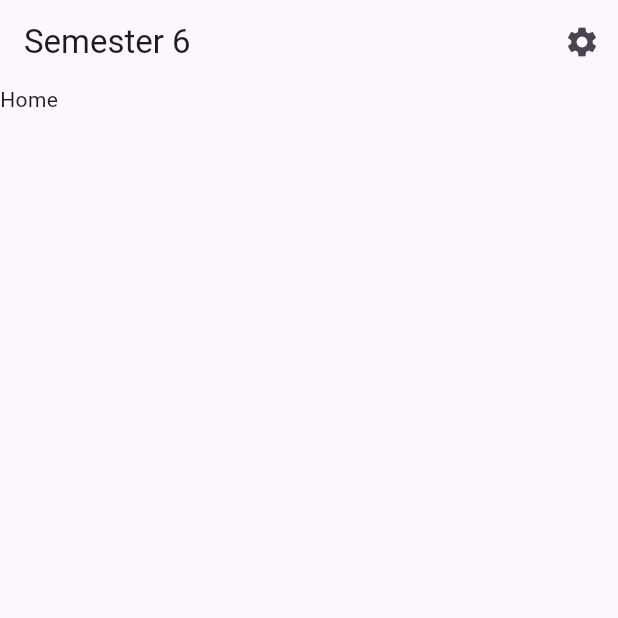
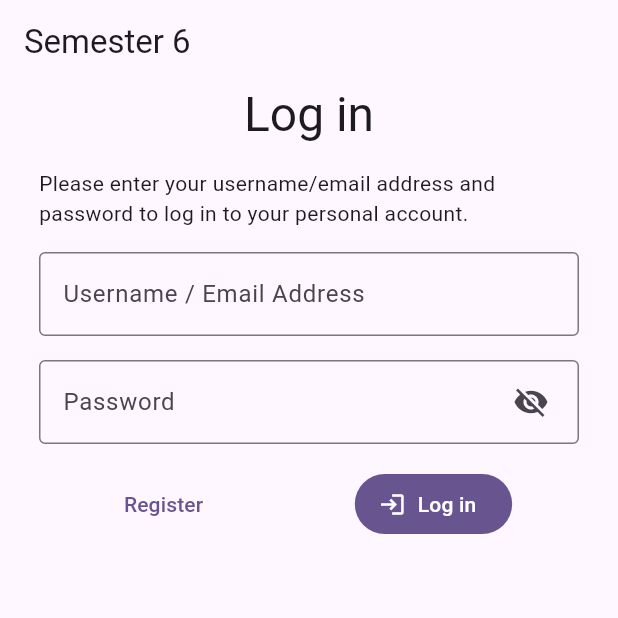
Before and after one commit to Nowaha/assignment_sem6, a Flutter app: the screen it shows after launch, on a phone screen of 412 x 824 dp, the top half of it. Run offline on Flutter 3.47's test engine with Material 3 defaults, Android fonts, the phone set to English and light mode, and no system bars; our stand-ins replace go_router; missing offline and left inert: bcrypt, mutex; accounts and stored records are empty.

Commit message:
Add login and register screens + restrict when logged out

```diff
--- a/lib/main.dart
+++ b/lib/main.dart
@@ -13,6 +13,8 @@ import 'package:assignment_sem6/data/service/impl/userserviceimpl.dart';
 import 'package:assignment_sem6/data/service/postservice.dart';
 import 'package:assignment_sem6/data/service/userservice.dart';
 import 'package:assignment_sem6/screens/home.dart';
+import 'package:assignment_sem6/screens/login.dart';
+import 'package:assignment_sem6/screens/register.dart';
 import 'package:assignment_sem6/screens/settings.dart';
 import 'package:assignment_sem6/state/authstate.dart';
 import 'package:flutter/gestures.dart';
@@ -67,49 +69,85 @@ void main() {
   );
 }
 
-final _router = GoRouter(
-  routes: [
-    GoRoute(
-      path: HomePage.routeName,
-      builder: (context, state) {
-        return const HomePage();
-      },
-      routes: [
-        GoRoute(
-          path: SettingsPage.routeName,
-          builder: (context, state) {
-            return const SettingsPage();
-          },
-        ),
-      ],
-    ),
-  ],
-);
-
-class MainApp extends StatelessWidget {
+class MainApp extends StatefulWidget {
   const MainApp({super.key});
 
-  void onPointerDown(PointerDownEvent event) {
+  @override
+  State<StatefulWidget> createState() => _MainAppState();
+}
+
+class _MainAppState extends State<MainApp> {
+  late final GoRouter _router;
+
+  void _onPointerDown(PointerDownEvent event) {
     if (event.buttons == kBackMouseButton) {
       if (_router.canPop()) {
         _router.pop();
       }
-    } /* else if (event.buttons == kForwardMouseButton) {
+    }
+  }
 
-    } */
+  @override
+  void initState() {
+    super.initState();
+
+    final authState = context.read<AuthState>();
+
+    _router = GoRouter(
+      initialLocation: "/login",
+      refreshListenable: authState,
+      redirect: (context, state) {
+        final loggedIn = authState.isLoggedIn;
+        final isLoggingIn =
+            state.fullPath == "/login" || state.fullPath == "/register";
+
+        if (!loggedIn) {
+          return isLoggingIn ? null : "/login";
+        }
+
+        if (loggedIn && isLoggingIn) {
+          return "/";
+        }
+
+        return null;
+      },
+      routes: [
+        GoRoute(
+          path: "/",
+          name: HomePage.routeName,
+          builder: (context, state) => const HomePage(),
+          routes: [
+            GoRoute(
+              path: "settings",
+              builder: (context, state) => const SettingsPage(),
+            ),
+          ],
+        ),
+        GoRoute(
+          name: LoginPage.routeName,
+          path: "/${LoginPage.routeName}",
+          builder: (context, state) => const LoginPage(),
+        ),
+        GoRoute(
+          name: RegisterPage.routeName,
+          path: "/${RegisterPage.routeName}",
+          builder: (context, state) => const RegisterPage(),
+        ),
+      ],
+    );
   }
 
   @override
   Widget build(BuildContext context) {
     return MaterialApp.router(
-      title: 'Semester 6',
+      title: "Semester 6",
       theme: ThemeData(
         colorScheme: ColorScheme.fromSeed(seedColor: Colors.deepPurple),
         useMaterial3: true,
       ),
       routerConfig: _router,
       builder: (context, child) {
-        return Listener(onPointerDown: onPointerDown, child: child);
+        return Listener(onPointerDown: _onPointerDown, child: child);
       },
     );
   }
--- /dev/null
+++ b/lib/screens/login.dart
@@ -0,0 +1,126 @@
+import 'dart:math';
+
+import 'package:assignment_sem6/data/entity/impl/user.dart';
+import 'package:assignment_sem6/data/service/userservice.dart';
+import 'package:assignment_sem6/screens/register.dart';
+import 'package:assignment_sem6/state/authstate.dart';
+import 'package:assignment_sem6/widgets/sizedcircularprogressindicator.dart';
+import 'package:assignment_sem6/widgets/textinput.dart';
+import 'package:flutter/material.dart';
+import 'package:go_router/go_router.dart';
+import 'package:provider/provider.dart';
+
+class LoginPage extends StatefulWidget {
+  static const String routeName = "login";
+
+  const LoginPage({super.key});
+
+  @override
+  State<StatefulWidget> createState() => _LoginPageState();
+}
+
+class _LoginPageState extends State<LoginPage> {
+  String? _error;
+  bool _loading = false;
+
+  final usernameEmailController = TextEditingController();
+  final passwordController = TextEditingController();
+
+  void _attemptToAuthenticate(BuildContext context) async {
+    if (_loading) return;
+    _loading = true;
+    setState(() {
+      _error = null;
+    });
+
+    final authState = context.read<AuthState>();
+    final userService = context.read<UserService>();
+
+    await Future.delayed(Duration(milliseconds: Random().nextInt(1000) + 250));
+    User? authenticatedUser = await userService.authenticateByUsername(
+      usernameEmailController.text,
+      passwordController.text,
+    );
+    authenticatedUser ??= await userService.authenticateByEmail(
+      usernameEmailController.text,
+      passwordController.text,
+    );
+
+    if (authenticatedUser != null) {
+      authState.login(authenticatedUser);
+      return;
+    }
+
+    setState(() {
+      _loading = false;
+      _error = "Invalid username or password, please try again.";
+    });
+  }
+
+  void _clearError() {
+    if (_error == null) return;
+
+    setState(() {
+      _error = null;
+    });
+  }
+
+  @override
+  Widget build(BuildContext context) {
+    final theme = Theme.of(context);
+
+    final loginIcon =
+        !_loading
+            ? Icon(Icons.login)
+            : SizedCircularProgressIndicator.square(
+              size: 14,
+              strokeWidth: 2,
+              onPrimary: true,
+            );
+
+    return Scaffold(
+      appBar: AppBar(title: const Text("Semester 6")),
+      body: Center(
+        child: SizedBox(
+          width: 360,
+          child: Column(
+            spacing: 16,
+            children: [
+              Text("Log in", style: theme.textTheme.headlineLarge),
+              Text(
+                "Please enter your username/email address and password to log in to your personal account.",
+              ),
+              TextInput(
+                label: "Username / Email Address",
+                controller: usernameEmailController,
+                enabled: !_loading,
+                errorText: _error,
+                onChanged: (_) => _clearError(),
+              ),
+              TextInput(
+                label: "Password",
+                controller: passwordController,
+                enabled: !_loading,
+                obscure: true,
+              ),
+              Row(
+                mainAxisAlignment: MainAxisAlignment.spaceAround,
+                children: [
+                  TextButton(
+                    onPressed: !_loading ? () => context.goNamed(RegisterPage.routeName) : null,
+                    child: Text("Register"),
+                  ),
+                  FilledButton.icon(
+                    onPressed: () => _attemptToAuthenticate(context),
+                    label: Text("Log in"),
+                    icon: loginIcon,
+                  ),
+                ],
+              ),
+            ],
+          ),
+        ),
+      ),
+    );
+  }
+}
```
Also changed, not shown: lib/screens/register.dart (added, +105 -0 lines).
